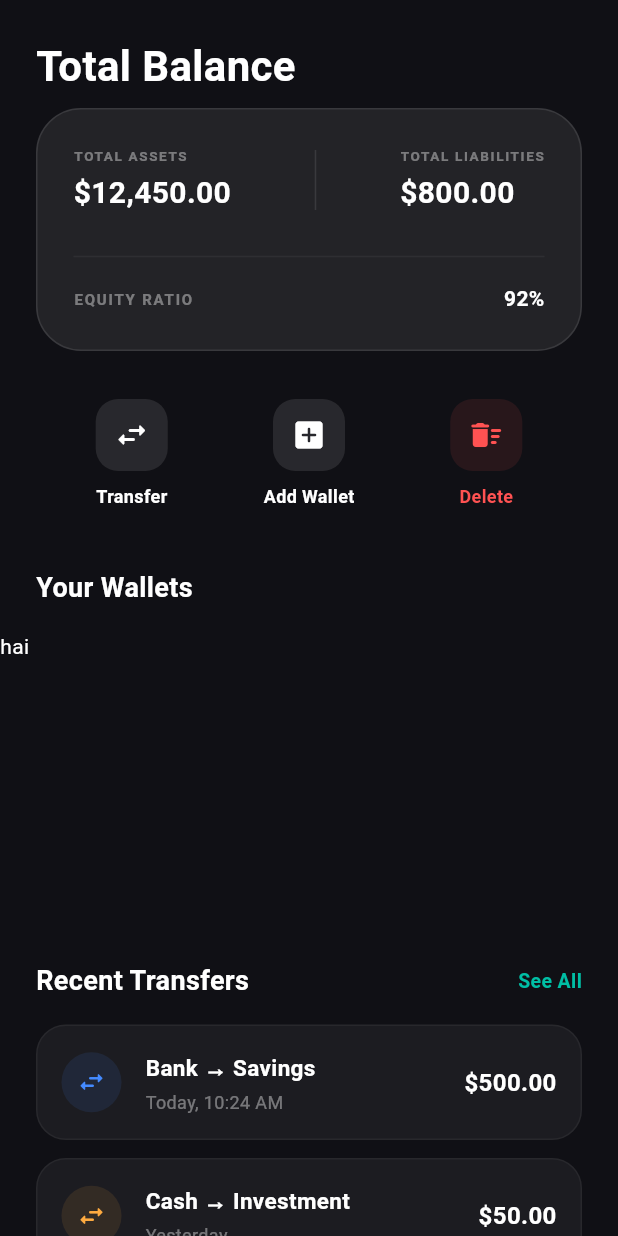
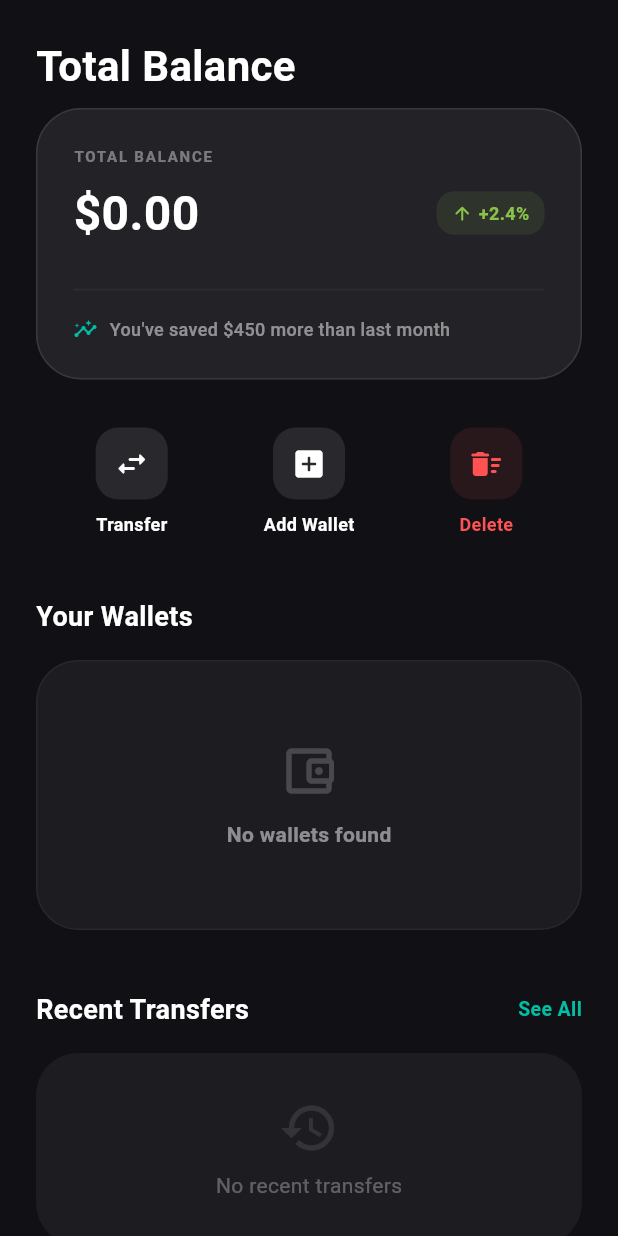
Before and after one commit to Jkz1/PennyWise, a Flutter app: the WalletPage widget shown alone on an empty page, opened directly, on a phone screen of 412 x 824 dp. Run offline on Flutter 3.47's test engine with Material 3 defaults, Android fonts, the phone set to English and light mode, and no system bars; our stand-ins replace cloud_firestore, firebase_auth, firebase_core, fl_chart, flutter_riverpod, shared_preferences; accounts and stored records are empty.

Commit message:
Halfway integrate wallets

```diff
--- a/lib/components/netWorthSummary.dart
+++ b/lib/components/netWorthSummary.dart
@@ -3,14 +3,14 @@ import '../theme.dart';
 
 class NetWorthSummary extends StatelessWidget {
   final bool isDarkMode;
-  final String totalAssets;
-  final String totalDebt;
+  final String totalBalance; // Renamed from totalAssets for clarity
+  final String monthlyChange; // A nice "bonus" stat instead of debt
 
   const NetWorthSummary({
     super.key,
     required this.isDarkMode,
-    required this.totalAssets,
-    required this.totalDebt,
+    required this.totalBalance,
+    this.monthlyChange = "+2.4%", // Default mock data for now
   });
 
   @override
@@ -27,33 +27,68 @@ class NetWorthSummary extends StatelessWidget {
         border: Border.all(color: glassBorder),
       ),
       child: Column(
+        crossAxisAlignment: CrossAxisAlignment.start,
         children: [
+          Text(
+            "TOTAL BALANCE",
+            style: TextStyle(
+              color: textColor.withOpacity(0.4),
+              fontSize: 10,
+              fontWeight: FontWeight.bold,
+              letterSpacing: 1.2,
+            ),
+          ),
+          const SizedBox(height: 8),
           Row(
             mainAxisAlignment: MainAxisAlignment.spaceBetween,
             children: [
-              _buildSummaryColumn("TOTAL ASSETS", totalAssets, Colors.lightGreen, textColor),
-              Container(width: 1, height: 40, color: textColor.withOpacity(0.1)),
-              _buildSummaryColumn("TOTAL LIABILITIES", totalDebt, Colors.redAccent, textColor),
+              Text(
+                totalBalance,
+                style: TextStyle(
+                  color: textColor,
+                  fontSize: 32, // Made it bigger since it's the main star
+                  fontWeight: FontWeight.bold,
+                ),
+              ),
+              // Monthly Trend Indicator
+              Container(
+                padding: const EdgeInsets.symmetric(horizontal: 10, vertical: 6),
+                decoration: BoxDecoration(
+                  color: Colors.lightGreen.withOpacity(0.1),
+                  borderRadius: BorderRadius.circular(12),
+                ),
+                child: Row(
+                  children: [
+                    const Icon(Icons.arrow_upward_rounded, size: 14, color: Colors.lightGreen),
+                    const SizedBox(width: 4),
+                    Text(
+                      monthlyChange,
+                      style: const TextStyle(
+                        color: Colors.lightGreen,
+                        fontWeight: FontWeight.bold,
+                        fontSize: 12,
+                      ),
+                    ),
+                  ],
+                ),
+              ),
             ],
           ),
           const SizedBox(height: 20),
           Divider(color: textColor.withOpacity(0.05)),
           const SizedBox(height: 10),
+          // A helpful summary tip instead of a ratio
           Row(
-            mainAxisAlignment: MainAxisAlignment.spaceBetween,
             children: [
+              Icon(Icons.insights_rounded, color: FinTrackTheme.primaryColor, size: 16),
+              const SizedBox(width: 8),
               Text(
-                "EQUITY RATIO",
+                "You've saved \$450 more than last month",
                 style: TextStyle(
-                  color: textColor.withOpacity(0.4),
-                  fontSize: 10,
-                  fontWeight: FontWeight.bold,
-                  letterSpacing: 1.2,
+                  color: textColor.withOpacity(0.5),
+                  fontSize: 12,
+                  fontWeight: FontWeight.w500,
                 ),
-              ),
-              Text(
-                "92%",
-                style: TextStyle(color: textColor, fontWeight: FontWeight.bold),
               ),
             ],
           )
@@ -61,30 +96,4 @@ class NetWorthSummary extends StatelessWidget {
       ),
     );
   }
-
-  Widget _buildSummaryColumn(String label, String amount, Color color, Color textColor) {
-    return Column(
-      crossAxisAlignment: CrossAxisAlignment.start,
-      children: [
-        Text(
-          label,
-          style: TextStyle(
-            color: textColor.withOpacity(0.4),
-            fontSize: 9,
-            fontWeight: FontWeight.bold,
-            letterSpacing: 1.1,
-          ),
-        ),
-        const SizedBox(height: 4),
-        Text(
-          amount,
-          style: TextStyle(
-            color: textColor,
-            fontSize: 20,
-            fontWeight: FontWeight.bold,
-          ),
-        ),
-      ],
-    );
-  }
 }
--- /dev/null
+++ b/lib/provider/deleteModeProvider.dart
@@ -0,0 +1,3 @@
+import 'package:flutter_riverpod/legacy.dart';
+
+final deleteModeProvider = StateProvider<bool>((ref) => false);
--- /dev/null
+++ b/lib/provider/wallet.dart
@@ -0,0 +1,29 @@
+// providers/wallet_provider.dart
+import 'package:cloud_firestore/cloud_firestore.dart';
+import 'package:firebase_auth/firebase_auth.dart';
+import 'package:flutter_riverpod/flutter_riverpod.dart';
+
+final walletListProvider = StreamProvider<List<dynamic>>((ref) {
+  final firestore = FirebaseFirestore.instance;
+
+  final String uid = FirebaseAuth.instance.currentUser!.uid;
+
+  // This listener stays active and shares data across the whole app
+  return firestore
+      .collection('users')
+      .doc(uid)
+      .collection('wallets')
+      .orderBy('createdAt', descending: true)
+      .snapshots()
+      .map((snapshot) => snapshot.docs.map((doc) => doc.data()).toList());
+});
+
+
+final totalBalanceProvider = Provider<double>((ref) {
+  final wallets = ref.watch(walletListProvider).value ?? [];
+  return wallets.fold(0.0, (sum, item) {
+    // Logic to extract double from your data map or model
+    final balance = double.tryParse(item['balance'].toString()) ?? 0.0;
+    return sum + balance;
+  });
+});
--- a/lib/screens/wallet.dart
+++ b/lib/screens/wallet.dart
@@ -1,59 +1,40 @@
-import 'package:cloud_firestore/cloud_firestore.dart';
 import 'package:flutter/material.dart';
+import 'package:flutter_riverpod/flutter_riverpod.dart';
 import 'package:penny_wise/components/netWorthSummary.dart';
 import 'package:penny_wise/modalComponent/addWalletModal.dart';
 import 'package:penny_wise/modalComponent/transferModal.dart';
+import 'package:penny_wise/provider/deleteModeProvider.dart';
+import 'package:penny_wise/provider/wallet.dart'; // Assumes walletListProvider & deleteModeProvider are here
 import 'package:penny_wise/services/wallet.dart';
 import '../theme.dart';
 import '../components/bankCard.dart';
 import '../components/walletActionBar.dart';
 
-class WalletPage extends StatefulWidget {
+// --- NEW REVENUE STREAM LOGIC ---
+final totalBalanceProvider = Provider<double>((ref) {
+  final wallets = ref.watch(walletListProvider).value ?? [];
+  return wallets.fold(0.0, (sum, item) {
+    // Logic to extract double from your data map or model
+    final balance = double.tryParse(item['balance'].toString()) ?? 0.0;
+    return sum + balance;
+  });
+});
+
+class WalletPage extends ConsumerWidget {
   const WalletPage({super.key});
 
   @override
-  State<WalletPage> createState() => _WalletPageState();
-}
+  Widget build(BuildContext context, WidgetRef ref) {
+    // 1. WATCH PROVIDERS
+    final walletsAsync = ref.watch(walletListProvider);
+    final isDeleteMode = ref.watch(deleteModeProvider);
+    final totalBalance = ref.watch(totalBalanceProvider);
 
-class _WalletPageState extends State<WalletPage> {
+    // 2. THEME & SERVICE
+    final isDarkMode = Theme.of(context).brightness == Brightness.dark;
+    final textColor = FinTrackTheme.getTextColor(isDarkMode);
+    final walletService = WalletService(); // Or ref.read(walletServiceProvider)
 
-  final WalletService _walletService = WalletService();
-
-  bool isDeleteMode = false;
-  final List<Map<String, dynamic>> _transferHistory = [
-    {
-      "from": "Bank",
-      "to": "Savings",
-      "amount": "500.00",
-      "date": "Today, 10:24 AM",
-      "color": Colors.blueAccent,
-    },
-    {
-      "from": "Cash",
-      "to": "Investment",
-      "amount": "50.00",
-      "date": "Yesterday",
-      "color": Colors.orangeAccent,
-    },
-    {
-      "from": "Cash",
-      "to": "Investment",
-      "amount": "50.00",
-      "date": "Yesterday",
-      "color": Colors.orangeAccent,
-    },
-    {
-      "from": "Cash",
-      "to": "Investment",
-      "amount": "50.00",
-      "date": "Yesterday",
-      "color": Colors.orangeAccent,
-    },
-  ];
-  @override
-  Widget build(BuildContext context) {
-    final isDarkMode = Theme.of(context).brightness == Brightness.dark;
-    // inside WalletPage build method
     return SingleChildScrollView(
       child: Column(
         crossAxisAlignment: CrossAxisAlignment.start,
@@ -66,28 +47,30 @@ class _WalletPageState extends State<WalletPage> {
             ),
           ),
 
-          // 1. TOTAL SUMMARY (TOP)
+          // 1. TOTAL SUMMARY (Now Real-time!)
           Padding(
             padding: const EdgeInsets.symmetric(horizontal: 24),
             child: NetWorthSummary(
               isDarkMode: isDarkMode,
-              totalAssets: "\$12,450.00",
-              totalDebt: "\$800.00",
+              totalBalance: "\$${totalBalance.toStringAsFixed(2)}",
             ),
           ),
 
           const SizedBox(height: 32),
 
-          // 2. ACTION BAR (CENTER)
+          // 2. ACTION BAR
           WalletActionBar(
             isDarkMode: isDarkMode,
-            onTransfer: () => showTransferModal(context, isDarkMode),
+            onTransfer: () {
+              // Only open modal if we actually have wallet data
+              walletsAsync.whenData((wallets) =>
+                showTransferModal(context, isDarkMode, wallets)
+              );
+            },
             onAdd: () => showAddWalletModal(context, isDarkMode),
             onDelete: () {
-              setState(() {
-                isDeleteMode = !isDeleteMode;
-              });
-              print("Hai");
+              // Toggle global state instead of setState
+              ref.read(deleteModeProvider.notifier).update((state) => !state);
             },
             isDeleteMode: isDeleteMode,
           ),
@@ -103,53 +86,45 @@ class _WalletPageState extends State<WalletPage> {
           ),
           const SizedBox(height: 16),
 
-          // 3. HORIZONTAL TINTED GLASS CARDS (BOTTOM SECTION)
+          // 3. HORIZONTAL WALLET LIST
           SizedBox(
             height: 180,
-  child: StreamBuilder<QuerySnapshot>(
-    stream: _walletService.getWallets(),
-    builder: (context, snapshot) {
-      // Handle Loading State
-      if (snapshot.connectionState == ConnectionState.waiting) {
-        return const Center(child: CircularProgressIndicator());
+            child: walletsAsync.when(
+              loading: () => const Center(child: CircularProgressIndicator()),
+              error: (err, stack) => _buildErrorState(err.toString()),
+              data: (wallets) {
+                if (wallets.isEmpty) {
+                  return _buildEmptyState(isDarkMode, textColor);
                 }
-
-      // Handle Errors
-      if (snapshot.hasError) {
-        return Center(child: Text("Error: ${snapshot.error}"));
-      }
-
-      // Handle Empty Data
-      if (!snapshot.hasData || snapshot.data!.docs.isEmpty) {
-        return Text("hai"); // The helper we made earlier
-      }
-
-      // 3. ACCESS THE DATA
-      final walletDocs = snapshot.data!.docs;
 
                 return ListView.builder(
                   scrollDirection: Axis.horizontal,
                   padding: const EdgeInsets.only(left: 24, right: 8),
                   physics: const BouncingScrollPhysics(),
-        itemCount: walletDocs.length,
+                  itemCount: wallets.length,
                   itemBuilder: (context, index) {
-          // Convert Firestore Document to local variables
-          var data = walletDocs[index].data() as Map<String, dynamic>;
+                    final data = wallets[index];
 
                     return BankCard(
                       name: data['name'] ?? 'Untitled',
                       balance: "\$${data['balance']}",
-            color: Color(data['colorValue']), // Convert int back to Color
+                      color: Color(data['colorValue'] ?? 0xFF424242),
                       isDeleteMode: isDeleteMode,
-            onDelete: () => _walletService.deleteWallet(walletDocs[index].id),
+                      onDelete: () {
+                        // Turn off delete mode and call service
+                        ref.read(deleteModeProvider.notifier).state = false;
+                        walletService.deleteWallet(data['id']); // Assuming 'id' is in your map
+                      },
                     );
                   },
                 );
               },
             ),
           ),
+
           const SizedBox(height: 40),
 
+          // 4. RECENT TRANSFERS HEADER
           Padding(
             padding: const EdgeInsets.symmetric(horizontal: 24),
             child: Row(
@@ -163,7 +138,7 @@ class _WalletPageState extends State<WalletPage> {
                   "See All",
                   style: TextStyle(
                     color: FinTrackTheme.primaryColor,
-                    fontWeight: FontWeight.w600,
+                    fontWeight: FontWeight.bold,
                     fontSize: 13,
                   ),
                 ),
@@ -173,87 +148,56 @@ class _WalletPageState extends State<WalletPage> {
 
           const SizedBox(height: 16),
 
-          // 4. TRANSFER HISTORY LIST
-          // ListView.builder(
-          //   shrinkWrap: true, // Crucial inside a SingleChildScrollView
-          //   padding: const EdgeInsets.symmetric(horizontal: 24),
-          //   itemCount: _transferHistory.length,
-          //   itemBuilder: (context, index) {
-          //     final item = _transferHistory[index];
-          //     return _buildTransferHistoryItem(item, isDarkMode);
-          //   },
-          // ),
-          ..._transferHistory.map((item) => _buildTransferHistoryItem(item, isDarkMode)),
-          SizedBox(height: 120,)
+          // 5. TRANSFER HISTORY
+          _buildTransferHistorySection(isDarkMode, textColor),
+
+          const SizedBox(height: 120),
         ],
       ),
     );
   }
 
-  Widget _buildTransferHistoryItem(Map<String, dynamic> item, bool isDarkMode) {
-    final textColor = FinTrackTheme.getTextColor(isDarkMode);
+  // --- UI HELPER METHODS ---
 
+  Widget _buildEmptyState(bool isDarkMode, Color textColor) {
     return Container(
-      margin: const EdgeInsets.only(bottom: 12, left: 24, right: 24),
-      padding: const EdgeInsets.all(16),
+      width: double.infinity,
+      margin: const EdgeInsets.symmetric(horizontal: 24),
       decoration: BoxDecoration(
-        color: isDarkMode
-            ? Colors.white.withOpacity(0.05)
-            : Colors.black.withOpacity(0.03),
-        borderRadius: BorderRadius.circular(20),
+        color: isDarkMode ? Colors.white.withOpacity(0.05) : Colors.black.withOpacity(0.03),
+        borderRadius: BorderRadius.circular(28),
         border: Border.all(color: Colors.white.withOpacity(0.05)),
       ),
-      child: Row(
+      child: Column(
+        mainAxisAlignment: MainAxisAlignment.center,
         children: [
-          // Visual indicator of the destination wallet color
-          Container(
-            padding: const EdgeInsets.all(10),
-            decoration: BoxDecoration(
-              color: item['color'].withOpacity(0.1),
-              shape: BoxShape.circle,
-            ),
-            child: Icon(
-              Icons.swap_horiz_rounded,
-              color: item['color'],
-              size: 20,
-            ),
-          ),
-          const SizedBox(width: 16),
-
-          // Transfer Details
-          Expanded(
-            child: Column(
-              crossAxisAlignment: CrossAxisAlignment.start,
-              children: [
-                Text(
-                  "${item['from']} → ${item['to']}",
-                  style: TextStyle(
-                    color: textColor,
-                    fontWeight: FontWeight.bold,
-                    fontSize: 15,
-                  ),
-                ),
-                const SizedBox(height: 4),
-                Text(
-                  item['date'],
-                  style: TextStyle(
-                    color: textColor.withOpacity(0.4),
-                    fontSize: 12,
-                  ),
-                ),
+          Icon(Icons.account_balance_wallet_outlined, size: 40, color: textColor.withOpacity(0.2)),
+          const SizedBox(height: 12),
+          Text("No wallets found", style: TextStyle(color: textColor.withOpacity(0.5), fontWeight: FontWeight.w600)),
         ],
       ),
+    );
+  }
+
+  Widget _buildErrorState(String message) {
+    return Center(child: Text("Error: $message", style: const TextStyle(color: Colors.red)));
+  }
+
+  Widget _buildTransferHistorySection(bool isDarkMode, Color textColor) {
+    // For now, using empty state. Later, you can wrap this in another StreamProvider!
+    return Container(
+      width: double.infinity,
+      padding: const EdgeInsets.symmetric(vertical: 30),
+      margin: const EdgeInsets.symmetric(horizontal: 24),
+      decoration: BoxDecoration(
+        color: isDarkMode ? Colors.white.withOpacity(0.05) : Colors.black.withOpacity(0.03),
+        borderRadius: BorderRadius.circular(28),
       ),
-
-          // Amount
-          Text(
-            "\$${item['amount']}",
-            style: TextStyle(
-              color: textColor,
-              fontWeight: FontWeight.bold,
-              fontSize: 16,
-            ),
-          ),
+      child: Column(
+        children: [
+          Icon(Icons.history, size: 40, color: textColor.withOpacity(0.1)),
+          const SizedBox(height: 8),
+          Text("No recent transfers", style: TextStyle(color: textColor.withOpacity(0.3))),
         ],
       ),
     );
--- a/lib/services/wallet.dart
+++ b/lib/services/wallet.dart
@@ -5,14 +5,12 @@ class WalletService {
   final FirebaseFirestore _db = FirebaseFirestore.instance;
   final String uid = FirebaseAuth.instance.currentUser!.uid;
 
-  Stream<QuerySnapshot> getWallets() {
-    final res = _db
+
+  Future<DocumentSnapshot> test() async {
+    return await _db
         .collection('users')
         .doc(uid)
-        .collection('wallets')
-        .orderBy('createdAt', descending: true)
-        .snapshots();
-    return res;
+        .get();
   }
 
   Future<void> addWallet(String name, int colorValue) async {
```
Also changed, not shown: lib/modalComponent/addWalletModal.dart (+99 -22 lines), lib/modalComponent/deleteWalletConfirmation.dart (+7 -0 lines), lib/modalComponent/transferModal.dart (+34 -13 lines), lib/provider/darkModeProv.dart (added, +15 -0 lines). Lines whose indentation alone changed are shown as unchanged.
